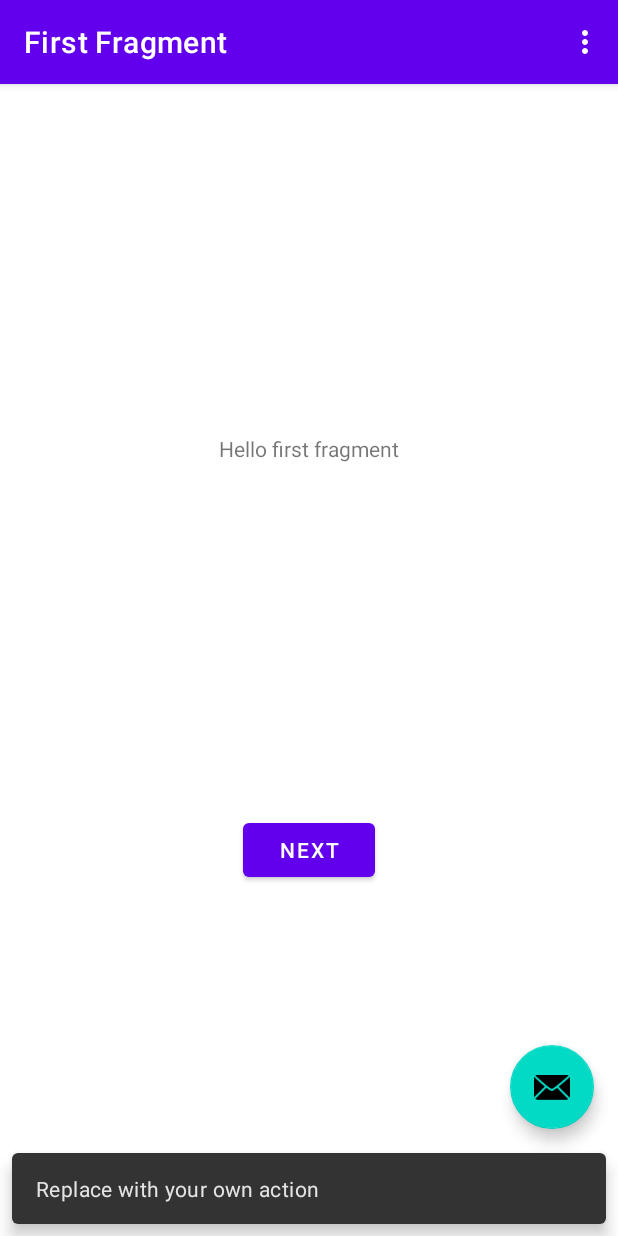
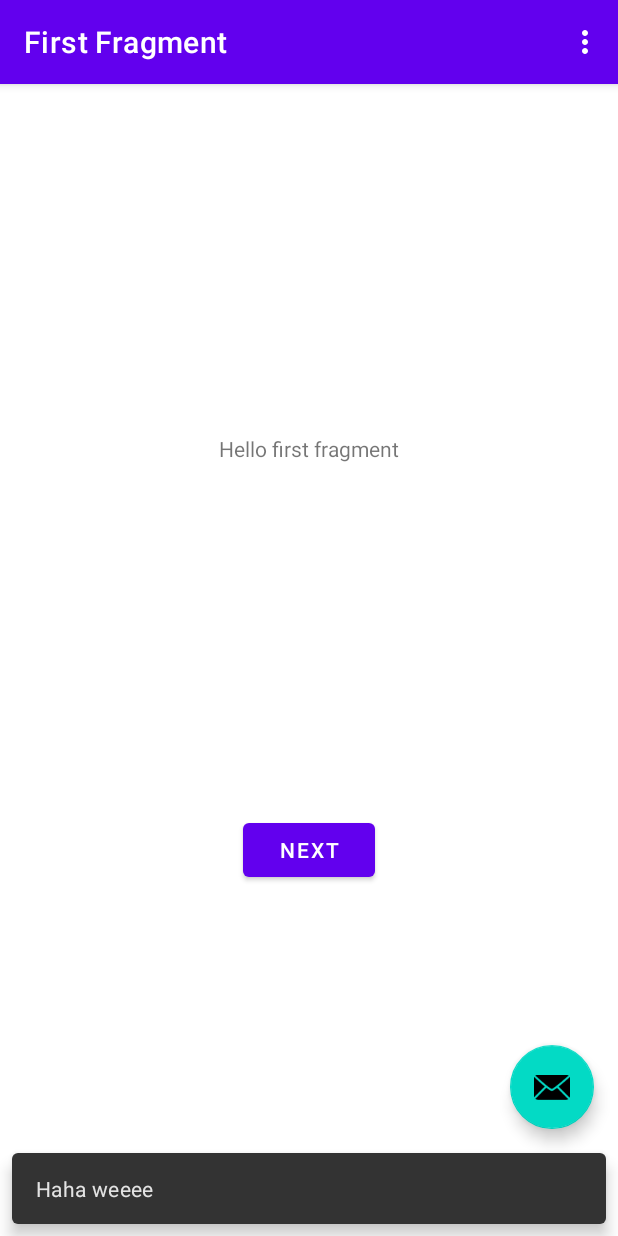
Before and after one commit to JMack21/cruzhacks23, an Android app: the screen it shows after launch (MainActivity), after a tap on an icon or button, on a phone screen of 412 x 824 dp. Run offline under Robolectric (Android 15) with nearby library versions, the phone set to English and light mode, and no system bars; our stand-ins replace navigation-ui.

Commit message:
Update MainActivity.java

```diff
--- a/silvertrails/app/src/main/java/com/pascalcase/silvertrails/MainActivity.java
+++ b/silvertrails/app/src/main/java/com/pascalcase/silvertrails/MainActivity.java
@@ -39,7 +39,7 @@ public class MainActivity extends AppCompatActivity {
         binding.fab.setOnClickListener(new View.OnClickListener() {
             @Override
             public void onClick(View view) {
-                Snackbar.make(view, "Replace with your own action", Snackbar.LENGTH_LONG)
+                Snackbar.make(view, "Haha weeee", Snackbar.LENGTH_LONG)
                         .setAction("Action", null).show();
             }
         });
```
